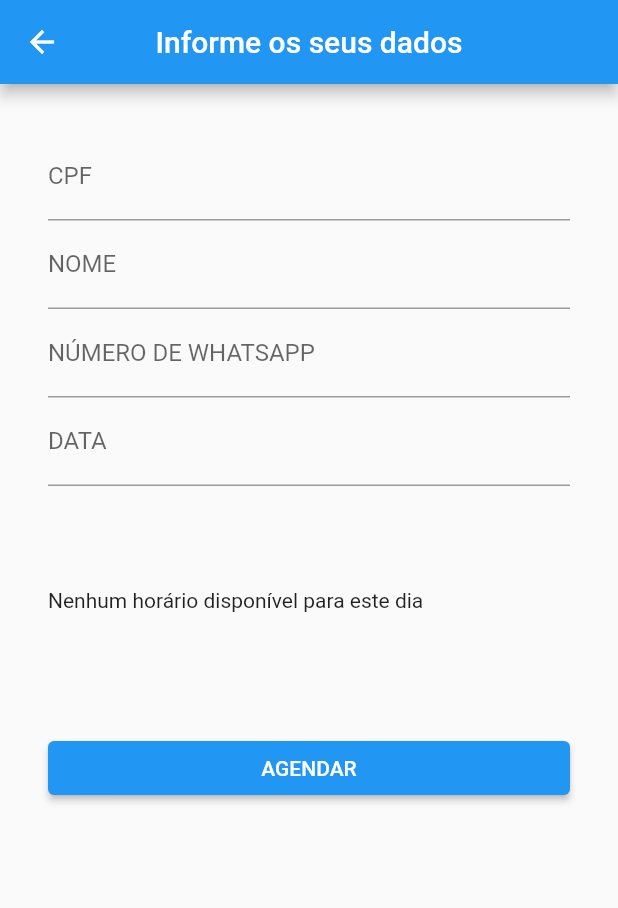
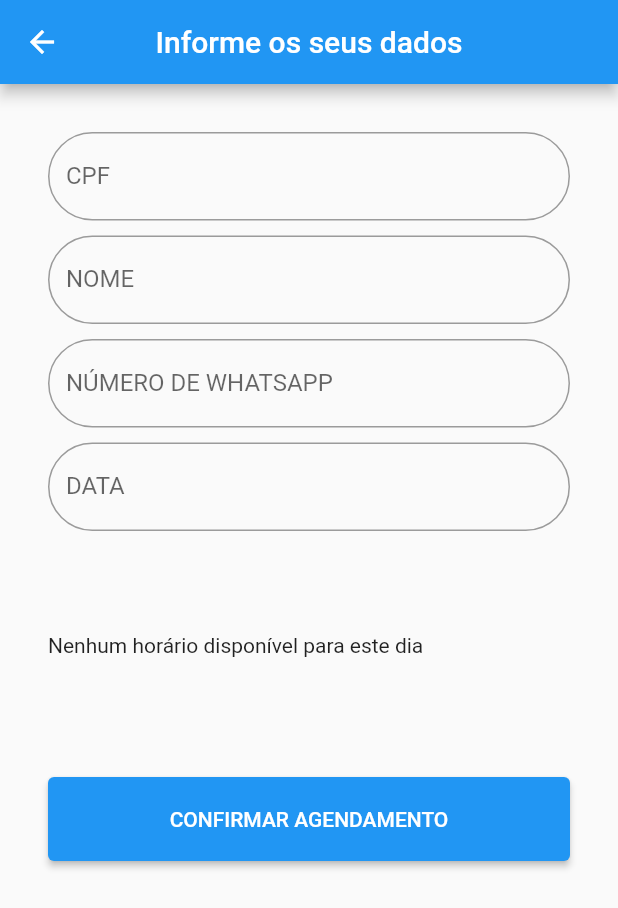
Before and after one commit to Baskhar/site_protitipo2, a Flutter app: the PageAgendamento screen opened directly with empty values, on a phone screen of 412 x 824 dp. Shown: the top 908 px of the screen. Run offline on Flutter 3.47's test engine with Material 2 defaults, Android fonts, the phone set to English and light mode, and no system bars; drawn by our look-alikes of datetime_picker_formfield; our stand-ins replace cloud_firestore, firebase_core; accounts and stored records are empty; statements that could not run were skipped.

Commit message:
segundo commit

```diff
--- a/lib/pages/page_agendamento.dart
+++ b/lib/pages/page_agendamento.dart
@@ -1,9 +1,10 @@
-import 'dart:html';
+
 
 import 'package:cloud_firestore/cloud_firestore.dart';
 import 'package:flutter/material.dart';
 import 'package:datetime_picker_formfield/datetime_picker_formfield.dart';
 import 'package:intl/intl.dart';
+import 'package:sistema_agendamento/pages/page_comprovante.dart';
 
 class PageAgendamento extends StatefulWidget {
   PageAgendamento({Key? key, required this.nome_doutor}) : super(key: key);
@@ -25,8 +26,8 @@ class _PageAgendamentoState extends State<PageAgendamento> {
   final format = DateFormat("dd-MM-yyyy HH:mm");
   final dropvalue = ValueNotifier('');
   final dropOpcoes = ['Dr.João', 'Dr.Amanda', 'Dr.Antônio'];
-  final CollectionReference _clientes =
-      FirebaseFirestore.instance.collection('odontolife');
+  //final CollectionReference _clientes =
+    //  FirebaseFirestore.instance.collection('odontolife');
   Future<QuerySnapshot>? posdocumentList;
   Future<QuerySnapshot>? snapshot;
   String userNametxt = '';
@@ -37,6 +38,8 @@ class _PageAgendamentoState extends State<PageAgendamento> {
   bool visivel = false;
   int teste = 0;
 
+  GlobalKey<FormState> _formKey = GlobalKey<
+      FormState>(); //instanciando um objeto que é a chave do meu formulário para validação
   initProcura(String txtEntered) {
     qt_data = 0;
 
@@ -67,22 +70,54 @@ class _PageAgendamentoState extends State<PageAgendamento> {
         centerTitle: true,
         title: Text("Informe os seus dados"),
       ),
-      body: ListView(
+      body: Form(
+        key: _formKey,//passando a chave que eu criei
+        child: ListView(
           padding: EdgeInsets.all(32),
           children: [
-          TextField(
+            TextFormField(
               controller: controllerCPF,
               decoration: InputDecoration(
                   labelText: "CPF",
+                  border: OutlineInputBorder(
+                      borderSide: BorderSide(color: Colors.green),
+                      borderRadius: BorderRadius.circular(70))),
+              validator: (value){//validação através dessa função
+                if (value!.isEmpty){
+                  return "Insira seu CPF";
+                }
+
+              },
             ),
+            SizedBox(height: 10,),
+            TextFormField(
+              controller: controllerNOME,
+              decoration: InputDecoration(
+                  labelText: "NOME",
+                  border: OutlineInputBorder(
+                      borderSide: BorderSide(color: Colors.green),
+                      borderRadius: BorderRadius.circular(70))),
+              validator: (value){//validação através dessa função
+                if (value!.isEmpty){
+                  return "Insira seu Nome";
+                }
+
+              },
             ),
-          TextField(
-            controller: controllerNOME,
-            decoration: InputDecoration(labelText: "NOME"),
-          ),
-          TextField(
+            SizedBox(height: 10,),
+            TextFormField(
               controller: controllerNUMERO,
-            decoration: InputDecoration(labelText: "NÚMERO DE WHATSAPP"),
+              decoration: InputDecoration(
+                  labelText: "NÚMERO DE WHATSAPP",
+                  border: OutlineInputBorder(
+                      borderSide: BorderSide(color: Colors.green),
+                      borderRadius: BorderRadius.circular(70))),
+              validator: (value){//validação através dessa função
+                if (value!.isEmpty){
+                  return "O seu número";
+                }
+
+              },
             ),
 
 /*
@@ -109,9 +144,13 @@ class _PageAgendamentoState extends State<PageAgendamento> {
               },
             ),
 */
-
+            SizedBox(height: 10,),
             DateTimeField(
-            decoration: InputDecoration(labelText: "DATA"),
+              decoration: InputDecoration(
+                  labelText: "DATA",
+                  border: OutlineInputBorder(
+                      borderSide: BorderSide(color: Colors.green),
+                      borderRadius: BorderRadius.circular(70))),
               format: formatdata,
               controller: controllerDATA,
               onChanged: (textEntered) {
@@ -119,7 +158,7 @@ class _PageAgendamentoState extends State<PageAgendamento> {
                   userNametxt = controllerDATA.text;
                   dia = textEntered!.weekday;
                   print(controllerDATA.text);
-                teste+=1;
+                  teste += 1;
                   print(teste);
 
                   //print('datetime(dr_joaocheio): ${dr_joao_cheio}');
@@ -154,7 +193,7 @@ class _PageAgendamentoState extends State<PageAgendamento> {
               height: 20,
             ),
             Visibility(
-            visible: qt_data <= 10 && teste != 0 && dia!= 5,
+              visible: qt_data <= 7 && teste != 0 && dia != 5,
               maintainState: true,
               maintainSize: true,
               maintainAnimation: true,
@@ -169,13 +208,14 @@ class _PageAgendamentoState extends State<PageAgendamento> {
                     style: TextButton.styleFrom(
                       backgroundColor: Colors.blue,
                       padding: EdgeInsets.all(12),
+
                     ),
                   )
                 ],
               ),
             ),
             Visibility(
-              visible: qt_data > 7 || teste == 0 && dia!= 5,
+                visible: qt_data > 7 || teste == 0 && dia != 5,
                 maintainState: true,
                 maintainSize: true,
                 maintainAnimation: true,
@@ -229,10 +269,22 @@ class _PageAgendamentoState extends State<PageAgendamento> {
                     data: controllerDATA.text,
                     horario: botao_horario,
                     doutor: widget.nome_doutor);
-                Navigator.pop(context);
+                Navigator.of(context).push(MaterialPageRoute(
+                    builder: (context) => PageComprovante(
+                        nome_doutor: widget.nome_doutor,
+                        data: controllerDATA.text,
+                        horario: botao_horario,
+                        nome: controllerNOME.text,
+                        cpf: controllerCPF.text)));
+                //Navigator.pop(context);
               },
-              child: Text("AGENDAR"))
+              child: Text("CONFIRMAR AGENDAMENTO"),
+              style: ElevatedButton.styleFrom(
+                padding: EdgeInsets.symmetric(vertical: 20,horizontal: 60),
+              ),
+            )
           ],
+        ),
       ),
     );
   }
```
Also changed, not shown: lib/pages/page_comprovante.dart (added, +63 -0 lines), lib/pages/pagina_inicial.dart (+15 -2 lines), 2 other files. Lines whose indentation alone changed are shown as unchanged.
